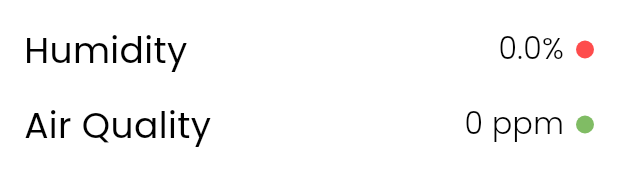
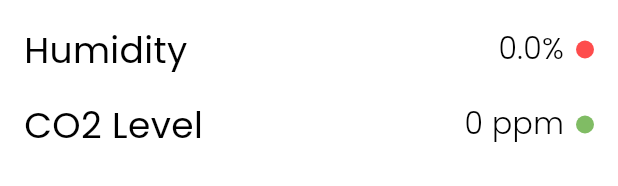
Before and after one commit to KempDewulf/envirosense-app, a Flutter app: the DataDisplayBox widget shown alone on an empty page, opened directly with empty values, on a phone screen of 412 x 824 dp. Shown: the part 174-360 px from the top of the screen. Run offline on Flutter 3.47's test engine with Material 3 defaults, Android fonts, the phone set to English and light mode, and no system bars; our stand-ins replace dotted_border, firebase_auth, firebase_core, fl_chart, flutter_dotenv, google_fonts and 2 more; missing offline and left inert: mobile_scanner; accounts and stored records are empty; network calls fail.

Commit message:
feat: rename 'Air Quality' to 'CO2 Level' for clarity and improve data display layout

```diff
--- a/lib/presentation/widgets/data_display_box.dart
+++ b/lib/presentation/widgets/data_display_box.dart
@@ -23,7 +23,7 @@ class DataDisplayBox extends StatelessWidget {
         'value': '${data.humidity?.toStringAsFixed(1)}%',
         'status': DataStatusHelper.getHumidityStatus(data.humidity ?? 0),
       }),
-      MapEntry('Air Quality', {
+      MapEntry('CO2 Level', {
         'value': '${data.gasPpm} ppm',
         'status': DataStatusHelper.getAirQualityStatus(data.gasPpm ?? 0),
       }),
```
Also changed, not shown: lib/presentation/widgets/device_data_list.dart (+14 -2 lines).
